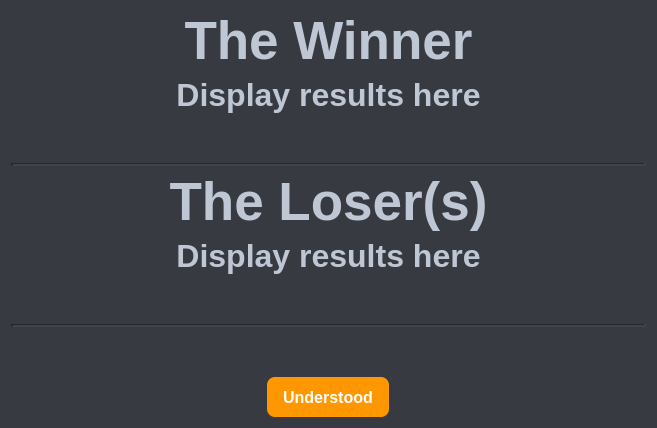
Qt form view/displaywinner.ui (jaydeelew/poker_game_gui) before a commit.
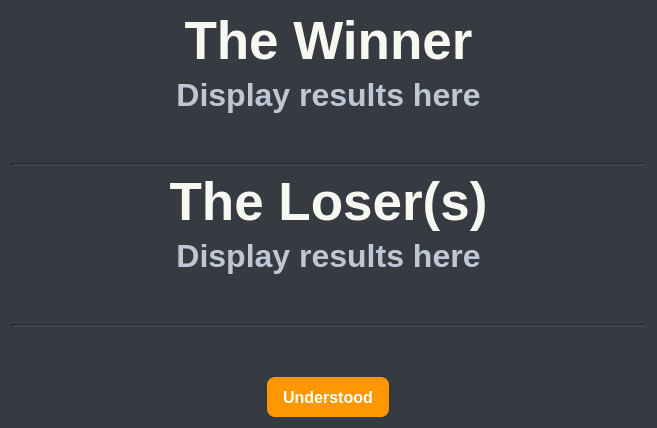
The same form after that commit.

```diff
--- a/view/displaywinner.ui
+++ b/view/displaywinner.ui
@@ -36,16 +36,23 @@
     background-color: rgb(158, 80, 3);
 }
 QLabel#labelWinner {
-    color: #bfc7d5;
+    <!-- color: #bfc7d5; -->
+    color: #6c63ff
     font-size: 40pt;
     font-weight: 500;
 }
 QLabel#labelLoser {
-    color: #bfc7d5;
+    <!-- color: #bfc7d5; -->
+    color: #6c63ff
     font-size: 40pt;
     font-weight: 500;
 }
-QLabel {
+QLabel#labelDisplayWinners {
+    color: #bfc7d5;
+    font-size: 24pt;
+    font-weight: 500;
+}
+QLabel#labelDisplayLosers {
     color: #bfc7d5;
     font-size: 24pt;
     font-weight: 500;
```
